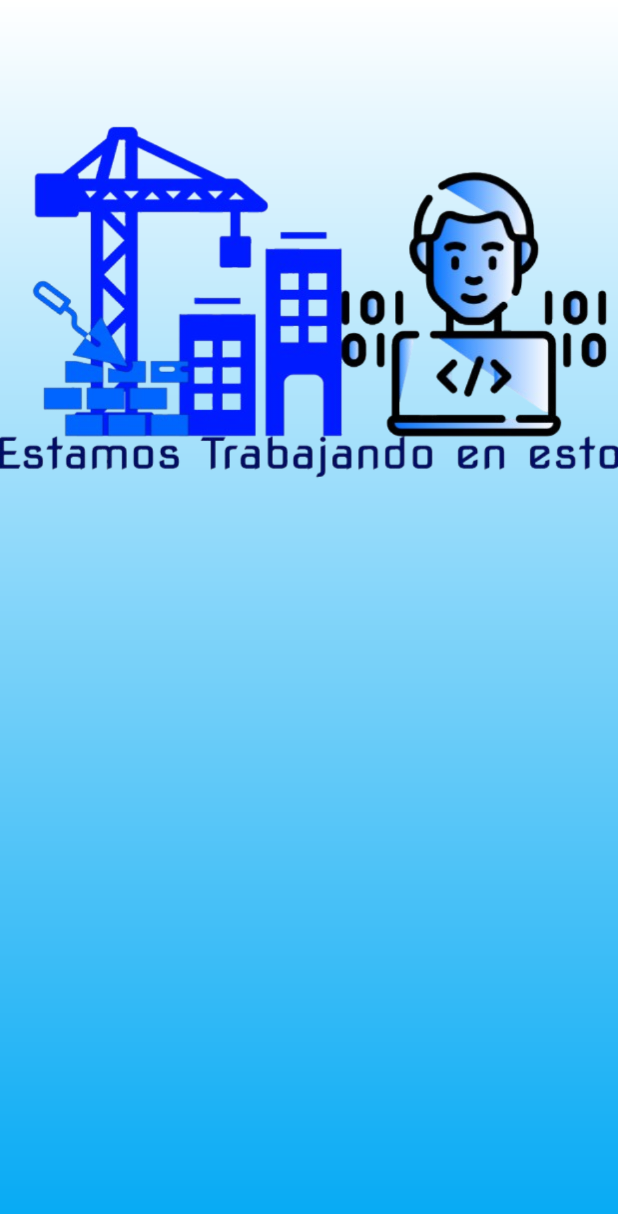
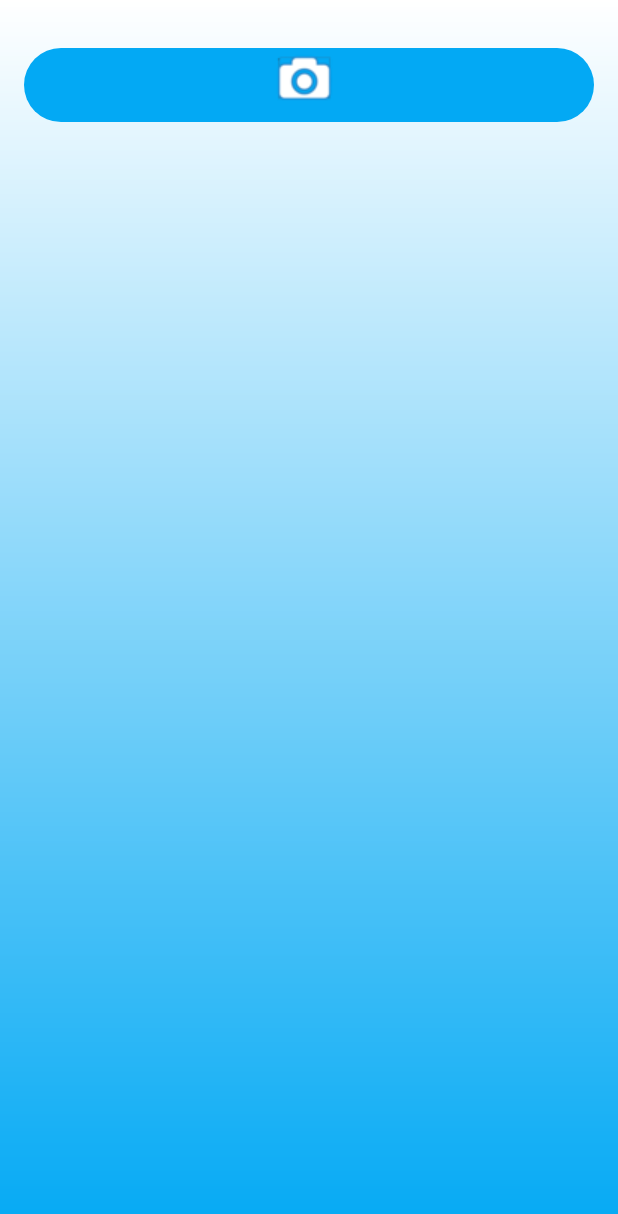
Before and after one commit to juanluismatalop/ProyectoGlucapp, an Android app: the layout fragment_tablas.xml on its own in the app's theme, with its tools: preview values and no code run, on a phone screen of 412 x 824 dp. Shown: the top 1214 px of the screen. Run offline under Robolectric (Android 15) with nearby library versions, the phone set to English and light mode, and no system bars.

```diff
--- a/app/src/main/res/layout/fragment_tablas.xml
+++ b/app/src/main/res/layout/fragment_tablas.xml
@@ -1,16 +1,27 @@
-<?xml version="1.0" encoding="utf-8"?>
-<FrameLayout xmlns:android="http://schemas.android.com/apk/res/android"
-    xmlns:app="http://schemas.android.com/apk/res-auto"
-    xmlns:tools="http://schemas.android.com/tools"
+<LinearLayout xmlns:android="http://schemas.android.com/apk/res/android"
     android:layout_width="match_parent"
     android:layout_height="match_parent"
+    xmlns:app="http://schemas.android.com/apk/res-auto"
+    android:orientation="vertical"
     android:background="@drawable/fondo"
-    tools:context=".ui.views.fragment.tablas.TablasFragment">
+    android:padding="16dp">
+
+    <ImageButton
+        android:id="@+id/takePhotoButton"
+        android:layout_width="380dp"
+        android:layout_height="49dp"
+        android:layout_centerInParent="true"
+        android:layout_marginTop="16dp"
+        android:layout_marginBottom="16dp"
+        android:background="@drawable/botones"
+        android:src="@drawable/foto"
+        app:backgroundTint="@null" />
 
 
-    <ImageView
-        android:id="@+id/imageView4"
-        android:layout_width="wrap_content"
-        android:layout_height="wrap_content"
-        android:src="@drawable/construccion" />
-</FrameLayout>
+    <androidx.recyclerview.widget.RecyclerView
+        android:id="@+id/photoRecyclerView"
+        android:layout_width="match_parent"
+        android:layout_height="0dp"
+        android:layout_weight="1"
+        android:paddingTop="16dp" />
+</LinearLayout>
```
Also changed, not shown: app/src/main/java/com/example/proyectoglucapp/ui/views/Activity/Main/MainActivity.kt (+58 -74 lines), app/src/main/java/com/example/proyectoglucapp/ui/views/fragment/tablas/TablasFragment.kt (+49 -1 lines), app/src/main/res/navigation/navigation.xml (added, +107 -0 lines), app/src/main/res/drawable/foto.png (added).
